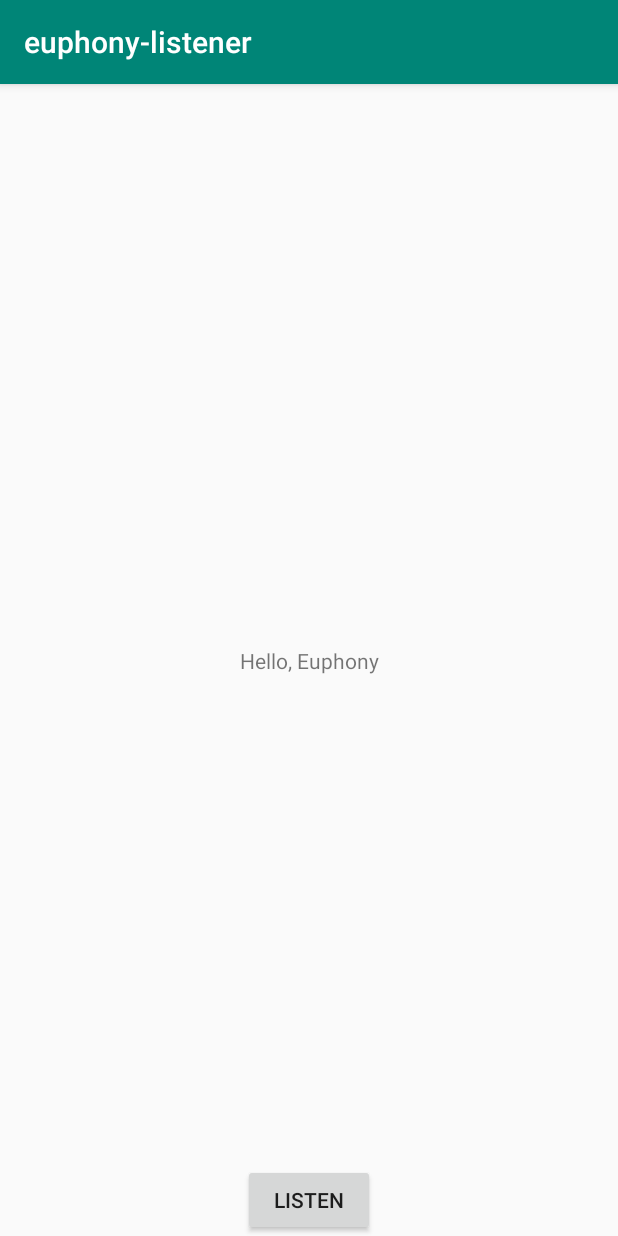
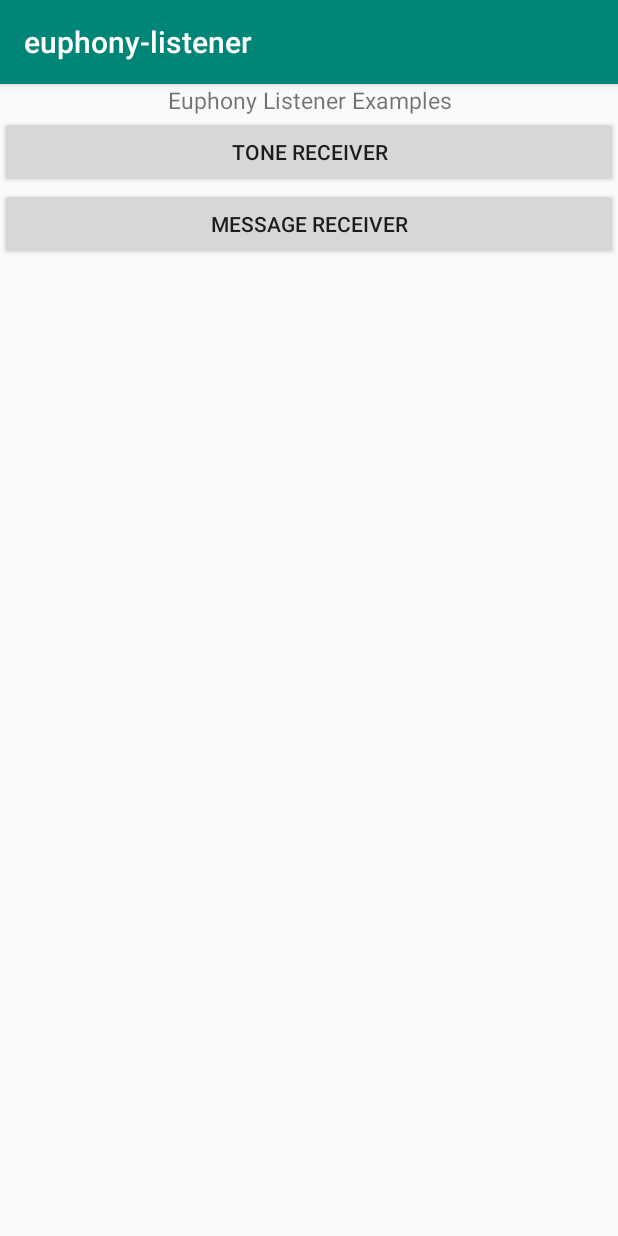
Before and after one commit to euphony-io/euphony-listener, an Android app: the screen it shows after launch (MainActivity), on a phone screen of 412 x 824 dp. Run offline under Robolectric (Android 15) with nearby library versions, the phone set to English and light mode, and no system bars; libraries missing offline, so code that uses them is left out: euphony.lib.receiver.

Commit message:
Added Navigation Module of Demo App

```diff
--- a/app/src/main/java/co/jbear/euphony_listener/MainActivity.java
+++ b/app/src/main/java/co/jbear/euphony_listener/MainActivity.java
@@ -22,53 +22,10 @@ public class MainActivity extends AppCompatActivity {
 
     private final int MY_PERMISSIONS_REQUEST_RECORD_AUDIO = 17389;
 
-    private boolean mode = false;
-    private Context mContext;
-    private View mainLayout;
-    private TextView listenView;
-    private Button listenBtn;
-
-    EuRxManager mRxManager = new EuRxManager();
     @Override
     protected void onCreate(Bundle savedInstanceState) {
         super.onCreate(savedInstanceState);
         setContentView(R.layout.activity_main);
-        mContext = this;
-        mainLayout = findViewById(R.id.mainLayout);
-        listenView = findViewById(R.id.listenView);
-        listenBtn = findViewById(R.id.button);
-
-        mRxManager.setAcousticSensor(new AcousticSensor() {
-            @Override
-            public void notify(String letters) {
-                listenView.setText(letters);
-                listenBtn.setText("Listen");
-                mode = false;
-            }
-        });
-
-        listenBtn.setOnClickListener(new View.OnClickListener() {
-            @Override
-            public void onClick(View view) {
-                // recorder request should be checked.
-                if (ContextCompat.checkSelfPermission(mContext,
-                        Manifest.permission.RECORD_AUDIO)
-                        != PackageManager.PERMISSION_GRANTED) {
-                    requestRecorderPermission();
-                }
-                else {
-                    if(mode) {
-                        mRxManager.finish();
-                        listenBtn.setText("Listen");
-                        mode = false;
-                    } else {
-                        mRxManager.listen();  //Listening Start
-                        listenBtn.setText("Stop");
-                        mode = true;
-                    }
-                }
-            }
-        });
 
         requestRecorderPermission();
     }
@@ -82,7 +39,7 @@ public class MainActivity extends AppCompatActivity {
             // Should we show an explanation?
             if (ActivityCompat.shouldShowRequestPermissionRationale(this,
                     Manifest.permission.RECORD_AUDIO)) {
-                Snackbar.make(mainLayout, R.string.recorder_access_required,
+                Snackbar.make(this.getWindow().getDecorView(), R.string.recorder_access_required,
                         Snackbar.LENGTH_INDEFINITE).setAction(R.string.ok, new View.OnClickListener() {
                     @Override
                     public void onClick(View view) {
@@ -93,7 +50,7 @@ public class MainActivity extends AppCompatActivity {
                     }
                 }).show();
             } else {
-                Snackbar.make(mainLayout, R.string.recorder_unavailable, Snackbar.LENGTH_SHORT).show();
+                Snackbar.make(this.getWindow().getDecorView(), R.string.recorder_unavailable, Snackbar.LENGTH_SHORT).show();
                 // No explanation needed; request the permission
                 ActivityCompat.requestPermissions(this,
                         new String[]{Manifest.permission.RECORD_AUDIO},
@@ -109,11 +66,11 @@ public class MainActivity extends AppCompatActivity {
         switch(requestCode) {
             case MY_PERMISSIONS_REQUEST_RECORD_AUDIO:
                 if(grantResults.length > 0 && grantResults[0] == PackageManager.PERMISSION_GRANTED) {
-                    Snackbar.make(mainLayout, R.string.recorder_permission_granted,
+                    Snackbar.make(this.getWindow().getDecorView(), R.string.recorder_permission_granted,
                             Snackbar.LENGTH_SHORT)
                             .show();
                 } else {
-                    Snackbar.make(mainLayout, R.string.recorder_permission_rejected,
+                    Snackbar.make(this.getWindow().getDecorView(), R.string.recorder_permission_rejected,
                             Snackbar.LENGTH_SHORT)
                             .show();
                 }
--- /dev/null
+++ b/app/src/main/java/co/jbear/euphony_listener/fragments/MainFragment.java
@@ -0,0 +1,70 @@
+package co.jbear.euphony_listener.fragments;
+
+import android.os.Bundle;
+
+import androidx.fragment.app.Fragment;
+import androidx.navigation.Navigation;
+
+import android.view.LayoutInflater;
+import android.view.View;
+import android.view.ViewGroup;
+import android.widget.Button;
+
+import co.jbear.euphony_listener.R;
+
+/**
+ * A simple {@link Fragment} subclass.
+ * Use the {@link MainFragment#newInstance} factory method to
+ * create an instance of this fragment.
+ */
+public class MainFragment extends Fragment {
+
+    public MainFragment() {
+        // Required empty public constructor
+    }
+
+    /**
+     * Use this factory method to create a new instance of
+     * this fragment using the provided parameters.
+     *
+     * @param param1 Parameter 1.
+     * @param param2 Parameter 2.
+     * @return A new instance of fragment MainFragment.
+     */
+    // TODO: Rename and change types and number of parameters
+    public static MainFragment newInstance(String param1, String param2) {
+        MainFragment fragment = new MainFragment();
+
+        return fragment;
+    }
+
+    @Override
+    public void onCreate(Bundle savedInstanceState) {
+        super.onCreate(savedInstanceState);
+        if (getArguments() != null) {
+        }
+    }
+
+    @Override
+    public View onCreateView(LayoutInflater inflater, ViewGroup container,
+                             Bundle savedInstanceState) {
+        View v = inflater.inflate(R.layout.fragment_main, container, false);
+        Button toneBtn = v.findViewById(R.id.tone_generator_btn);
+        toneBtn.setOnClickListener(new View.OnClickListener() {
+            @Override
+            public void onClick(View v) {
+                Navigation.findNavController(v).navigate(R.id.action_mainFragment_to_toneFragment);
+            }
+        });
+
+        Button msgReceiverBtn = v.findViewById(R.id.msg_receiver_btn);
+        msgReceiverBtn.setOnClickListener(new View.OnClickListener() {
+            @Override
+            public void onClick(View v) {
+                Navigation.findNavController(v).navigate(R.id.action_mainFragment_to_messageFragment);
+            }
+        });
+
+        return v;
+    }
+}
--- a/app/src/main/res/layout/activity_main.xml
+++ b/app/src/main/res/layout/activity_main.xml
@@ -1,30 +1,14 @@
 <?xml version="1.0" encoding="utf-8"?>
-<androidx.constraintlayout.widget.ConstraintLayout xmlns:android="http://schemas.android.com/apk/res/android"
+
+<androidx.fragment.app.FragmentContainerView
+    xmlns:android="http://schemas.android.com/apk/res/android"
+    xmlns:tools="http://schemas.android.com/tools"
     xmlns:app="http://schemas.android.com/apk/res-auto"
-    xmlns:tools="http://schemas.android.com/tools"
-    android:id="@+id/mainLayout"
+    android:id="@+id/fragment_container"
+    android:name="androidx.navigation.fragment.NavHostFragment"
     android:layout_width="match_parent"
     android:layout_height="match_parent"
-    tools:context=".MainActivity">
-
-    <TextView
-        android:id="@+id/listenView"
-        android:layout_width="wrap_content"
-        android:layout_height="wrap_content"
-        android:text="@string/status_text"
-        app:layout_constraintBottom_toBottomOf="parent"
-        app:layout_constraintLeft_toLeftOf="parent"
-        app:layout_constraintRight_toRightOf="parent"
-        app:layout_constraintTop_toTopOf="parent" />
-
-    <Button
-        android:id="@+id/button"
-        android:layout_width="wrap_content"
-        android:layout_height="wrap_content"
-        android:text="@string/listen_btn_record"
-        app:layout_constraintBottom_toBottomOf="parent"
-        app:layout_constraintLeft_toLeftOf="parent"
-        app:layout_constraintRight_toRightOf="parent"
-        />
-
-</androidx.constraintlayout.widget.ConstraintLayout>
+    android:keepScreenOn="true"
+    app:defaultNavHost="true"
+    app:navGraph="@navigation/nav_graph"
+    tools:context=".MainActivity" />
--- /dev/null
+++ b/app/src/main/res/layout/fragment_main.xml
@@ -0,0 +1,36 @@
+<?xml version="1.0" encoding="utf-8"?>
+<androidx.constraintlayout.widget.ConstraintLayout xmlns:android="http://schemas.android.com/apk/res/android"
+    xmlns:tools="http://schemas.android.com/tools"
+    android:layout_width="match_parent"
+    android:layout_height="match_parent"
+    xmlns:app="http://schemas.android.com/apk/res-auto"
+    tools:context=".fragments.MainFragment">
+
+    <TextView
+        android:id="@+id/title_view"
+        android:layout_width="match_parent"
+        android:layout_height="wrap_content"
+        android:gravity="center"
+        android:text="Euphony Listener Examples"
+        android:textSize="15dp"
+        android:layout_marginBottom="30dp"
+        app:layout_constraintTop_toTopOf="parent"/>
+
+    <Button
+        android:id="@+id/tone_generator_btn"
+        android:layout_width="match_parent"
+        android:layout_height="wrap_content"
+        android:text="Tone Receiver"
+        android:gravity="center"
+        app:layout_constraintTop_toBottomOf="@id/title_view"/>
+
+    <Button
+        android:id="@+id/msg_receiver_btn"
+        android:layout_width="match_parent"
+        android:layout_height="wrap_content"
+        android:text="Message Receiver"
+        app:layout_constraintTop_toBottomOf="@id/tone_generator_btn"/>
+
+
+
+</androidx.constraintlayout.widget.ConstraintLayout>
--- /dev/null
+++ b/app/src/main/res/navigation/nav_graph.xml
@@ -0,0 +1,30 @@
+<?xml version="1.0" encoding="utf-8"?>
+<navigation xmlns:android="http://schemas.android.com/apk/res/android"
+    xmlns:app="http://schemas.android.com/apk/res-auto"
+    xmlns:tools="http://schemas.android.com/tools"
+    android:id="@+id/nav_graph"
+    app:startDestination="@id/mainFragment">
+
+    <fragment
+        android:id="@+id/mainFragment"
+        android:name="co.jbear.euphony_listener.fragments.MainFragment"
+        android:label="fragment_main"
+        tools:layout="@layout/fragment_main" >
+        <action
+            android:id="@+id/action_mainFragment_to_toneFragment"
+            app:destination="@id/toneFragment" />
+        <action
+            android:id="@+id/action_mainFragment_to_messageFragment"
+            app:destination="@id/messageFragment" />
+    </fragment>
+    <fragment
+        android:id="@+id/messageFragment"
+        android:name="co.jbear.euphony_listener.fragments.MessageFragment"
+        android:label="fragment_message"
+        tools:layout="@layout/fragment_message" />
+    <fragment
+        android:id="@+id/toneFragment"
+        android:name="co.jbear.euphony_listener.fragments.ToneFragment"
+        android:label="fragment_tone"
+        tools:layout="@layout/fragment_tone" />
+</navigation>
--- a/app/src/main/res/values/strings.xml
+++ b/app/src/main/res/values/strings.xml
@@ -8,4 +8,6 @@
     <string name="listen_btn_record">Listen</string>
     <string name="listen_btn_stop">Stop</string>
     <string name="status_text">Hello, Euphony</string>
+    <!-- TODO: Remove or change this placeholder text -->
+    <string name="hello_blank_fragment">Hello blank fragment</string>
 </resources>
--- a/build.gradle
+++ b/build.gradle
@@ -7,8 +7,10 @@ buildscript {
 
     }
     dependencies {
-        classpath 'com.android.tools.build:gradle:3.5.2'
+        classpath 'com.android.tools.build:gradle:3.4.2'
 
+        def nav_version = "2.2.2"
+        classpath "androidx.navigation:navigation-safe-args-gradle-plugin:$nav_version"
         // NOTE: Do not place your application dependencies here; they belong
         // in the individual module build.gradle files
     }
```
Also changed, not shown: app/build.gradle (+10 -0 lines), app/src/main/java/co/jbear/euphony_listener/fragments/MessageFragment.java (added, +113 -0 lines), app/src/main/java/co/jbear/euphony_listener/fragments/ToneFragment.java (added, +53 -0 lines), app/src/main/res/layout/fragment_message.xml (added, +30 -0 lines), app/src/main/res/layout/fragment_tone.xml (added, +14 -0 lines), gradle/wrapper/gradle-wrapper.properties.
